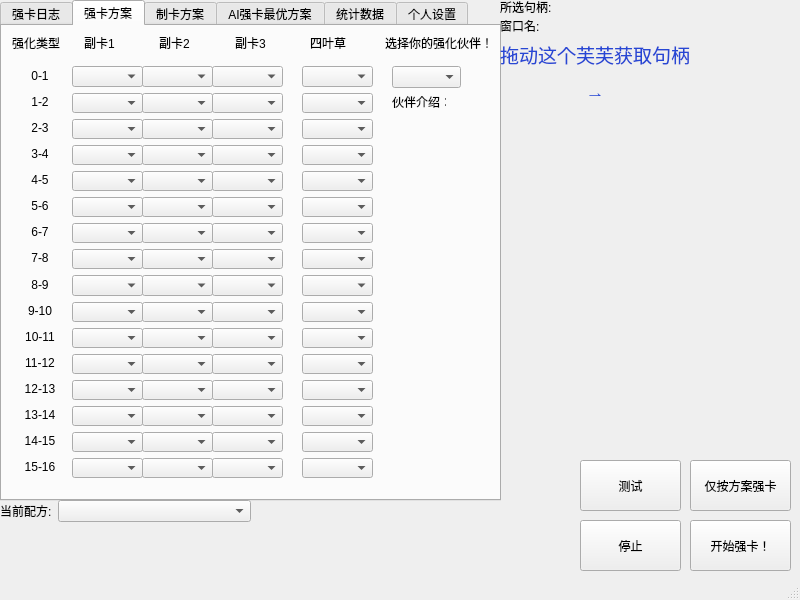
Qt form 天知强卡器.ui (a1929238/tenchi-cards-enhancer) before a commit.
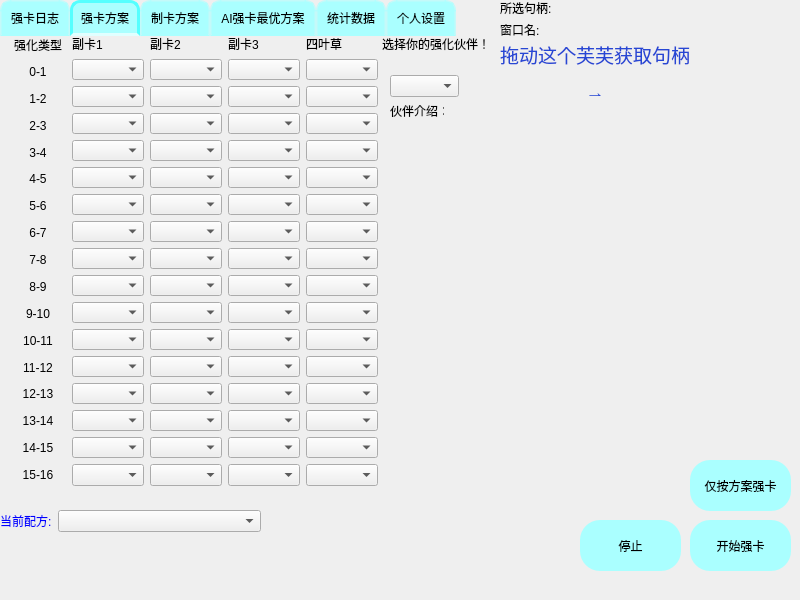
The same form after that commit. The open tabs and pages were chosen to show the change. Custom widgets are drawn as their Qt base class.

What changed in the file:
```diff
--- a/天知强卡器.ui
+++ b/天知强卡器.ui
@@ -10,12 +10,27 @@
     <height>600</height>
    </rect>
   </property>
+  <property name="minimumSize">
+   <size>
+    <width>800</width>
+    <height>600</height>
+   </size>
+  </property>
+  <property name="maximumSize">
+   <size>
+    <width>800</width>
+    <height>600</height>
+   </size>
+  </property>
   <property name="cursor">
    <cursorShape>ArrowCursor</cursorShape>
   </property>
   <property name="windowTitle">
    <string notr="true">天知强卡器</string>
   </property>
+  <property name="styleSheet">
+   <string notr="true"/>
+  </property>
   <property name="tabShape">
    <enum>QTabWidget::Rounded</enum>
   </property>
@@ -29,6 +44,33 @@
       <height>501</height>
      </rect>
     </property>
+    <property name="styleSheet">
+     <string notr="true">QTabBar::tab {
+        background: rgb(170, 255, 255);
+        border: 3px solid rgba(170, 255, 255, 155);
+        border-bottom-color: rgb(170, 255, 255); /* same as the pane color */
+        border-top-left-radius: 10px; /* 设置左上角圆角 */
+        border-top-right-radius: 10px; /* 设置右上角圆角 */
+        min-width: 10ex;
+        padding: 8px;
+    }
+
+    QTabBar::tab:selected, QTabBar::tab:hover {
+        background: qlineargradient(x1: 0, y1: 0, x2: 0, y2: 1,
+                                    stop: 0 rgb(0, 255, 255), stop: 0.4 rgb(85, 255, 255),
+                                    stop: 0.5 rgb(0, 255, 255), stop: 1.0 rgb(0, 255, 255));
+    }
+
+    QTabBar::tab:selected {
+        border-color: rgb(85, 255, 255);
+        border-bottom-color: rgb(225, 255, 255); /* same as pane color */
+    }
+
+    QTabWidget::pane {
+        border: 0px solid rgba(170, 255, 255, 120);
+        top: -1px; /* this shifts the pane up to close the gap with the tab bar */
+    }</string>
+    </property>
     <property name="currentIndex">
      <number>0</number>
     </property>
@@ -61,186 +103,6 @@
      <attribute name="title">
       <string>强卡方案</string>
      </attribute>
-     <widget class="QWidget" name="layoutWidget">
-      <property name="geometry">
-       <rect>
-        <x>140</x>
-        <y>40</y>
-        <width>71</width>
-        <height>412</height>
-       </rect>
-      </property>
-      <layout class="QVBoxLayout" name="verticalLayout_3">
-       <item>
-        <widget class="QComboBox" name="subcard2_0"/>
-       </item>
-       <item>
-        <widget class="QComboBox" name="subcard2_1"/>
-       </item>
-       <item>
-        <widget class="QComboBox" name="subcard2_2"/>
-       </item>
-       <item>
-        <widget class="QComboBox" name="subcard2_3"/>
-       </item>
-       <item>
-        <widget class="QComboBox" name="subcard2_4"/>
-       </item>
-       <item>
-        <widget class="QComboBox" name="subcard2_5"/>
-       </item>
-       <item>
-        <widget class="QComboBox" name="subcard2_6"/>
-       </item>
-       <item>
-        <widget class="QComboBox" name="subcard2_7"/>
-       </item>
-       <item>
-        <widget class="QComboBox" name="subcard2_8"/>
-       </item>
-       <item>
-        <widget class="QComboBox" name="subcard2_9"/>
-       </item>
-       <item>
-        <widget class="QComboBox" name="subcard2_10"/>
-       </item>
-       <item>
-        <widget class="QComboBox" name="subcard2_11"/>
-       </item>
-       <item>
-        <widget class="QComboBox" name="subcard2_12"/>
-       </item>
-       <item>
-        <widget class="QComboBox" name="subcard2_13"/>
-       </item>
-       <item>
-        <widget class="QComboBox" name="subcard2_14"/>
-       </item>
-       <item>
-        <widget class="QComboBox" name="subcard2_15"/>
-       </item>
-      </layout>
-     </widget>
-     <widget class="QWidget" name="layoutWidget_2">
-      <property name="geometry">
-       <rect>
-        <x>210</x>
-        <y>40</y>
-        <width>71</width>
-        <height>412</height>
-       </rect>
-      </property>
-      <layout class="QVBoxLayout" name="verticalLayout_4">
-       <item>
-        <widget class="QComboBox" name="subcard3_0"/>
-       </item>
-       <item>
-        <widget class="QComboBox" name="subcard3_1"/>
-       </item>
-       <item>
-        <widget class="QComboBox" name="subcard3_2"/>
-       </item>
-       <item>
-        <widget class="QComboBox" name="subcard3_3"/>
-       </item>
-       <item>
-        <widget class="QComboBox" name="subcard3_4"/>
-       </item>
-       <item>
-        <widget class="QComboBox" name="subcard3_5"/>
-       </item>
-       <item>
-        <widget class="QComboBox" name="subcard3_6"/>
-       </item>
-       <item>
-        <widget class="QComboBox" name="subcard3_7"/>
-       </item>
-       <item>
-        <widget class="QComboBox" name="subcard3_8"/>
-       </item>
-       <item>
-        <widget class="QComboBox" name="subcard3_9"/>
-       </item>
-       <item>
-        <widget class="QComboBox" name="subcard3_10"/>
-       </item>
-       <item>
-        <widget class="QComboBox" name="subcard3_11"/>
-       </item>
-       <item>
-        <widget class="QComboBox" name="subcard3_12"/>
-       </item>
-       <item>
-        <widget class="QComboBox" name="subcard3_13"/>
-       </item>
-       <item>
-        <widget class="QComboBox" name="subcard3_14"/>
-       </item>
-       <item>
-        <widget class="QComboBox" name="subcard3_15"/>
-       </item>
-      </layout>
-     </widget>
-     <widget class="QWidget" name="layoutWidget_3">
-      <property name="geometry">
-       <rect>
-        <x>300</x>
-        <y>40</y>
-        <width>71</width>
-        <height>412</height>
-       </rect>
-      </property>
-      <layout class="QVBoxLayout" name="verticalLayout_5">
-       <item>
-        <widget class="QComboBox" name="clover0"/>
-       </item>
-       <item>
-        <widget class="QComboBox" name="clover1"/>
-       </item>
-       <item>
-        <widget class="QComboBox" name="clover2"/>
-       </item>
-       <item>
-        <widget class="QComboBox" name="clover3"/>
-       </item>
-       <item>
-        <widget class="QComboBox" name="clover4"/>
-       </item>
-       <item>
-        <widget class="QComboBox" name="clover5"/>
-       </item>
-       <item>
-        <widget class="QComboBox" name="clover6"/>
-       </item>
-       <item>
-        <widget class="QComboBox" name="clover7"/>
-       </item>
-       <item>
-        <widget class="QComboBox" name="clover8"/>
-       </item>
-       <item>
-        <widget class="QComboBox" name="clover9"/>
-       </item>
-       <item>
-        <widget class="QComboBox" name="clover10"/>
-       </item>
-       <item>
-        <widget class="QComboBox" name="clover11"/>
-       </item>
-       <item>
-        <widget class="QComboBox" name="clover12"/>
-       </item>
-       <item>
-        <widget class="QComboBox" name="clover13"/>
-       </item>
-       <item>
-        <widget class="QComboBox" name="clover14"/>
-       </item>
-       <item>
-        <widget class="QComboBox" name="clover15"/>
-       </item>
-      </layout>
-     </widget>
      <widget class="QComboBox" name="comboBox_65">
       <property name="geometry">
        <rect>
@@ -264,16 +126,44 @@
        <string>伙伴介绍：</string>
       </property>
      </widget>
-     <widget class="QWidget" name="layoutWidget">
+     <widget class="QLabel" name="label_10">
+      <property name="geometry">
+       <rect>
+        <x>382</x>
+        <y>1</y>
+        <width>108</width>
+        <height>16</height>
+       </rect>
+      </property>
+      <property name="minimumSize">
+       <size>
+        <width>108</width>
+        <height>0</height>
+       </size>
+      </property>
+      <property name="text">
+       <string>选择你的强化伙伴！</string>
+      </property>
+     </widget>
+     <widget class="QWidget" name="">
       <property name="geometry">
        <rect>
         <x>10</x>
-        <y>40</y>
-        <width>56</width>
-        <height>411</height>
+        <y>0</y>
+        <width>368</width>
+        <height>451</height>
        </rect>
       </property>
+      <layout class="QHBoxLayout" name="horizontalLayout">
+       <item>
       <layout class="QVBoxLayout" name="verticalLayout">
+         <item>
+          <widget class="QLabel" name="label">
+           <property name="text">
+            <string>&lt;html&gt;&lt;head/&gt;&lt;body&gt;&lt;p align=&quot;center&quot;&gt;强化类型&lt;/p&gt;&lt;/body&gt;&lt;/html&gt;</string>
+           </property>
+          </widget>
+         </item>
        <item>
         <widget class="QLabel" name="label_11">
          <property name="minimumSize">
@@ -447,101 +337,22 @@
         </widget>
        </item>
       </layout>
-     </widget>
-     <widget class="QWidget" name="layoutWidget">
-      <property name="geometry">
-       <rect>
-        <x>10</x>
-        <y>0</y>
-        <width>481</width>
-        <height>33</height>
-       </rect>
-      </property>
-      <layout class="QHBoxLayout" name="horizontalLayout">
-       <item>
-        <widget class="QLabel" name="label">
-         <property name="text">
-          <string>强化类型</string>
-         </property>
-        </widget>
        </item>
        <item>
-        <widget class="QLabel" name="label_6">
-         <property name="minimumSize">
-          <size>
-           <width>69</width>
-           <height>31</height>
-          </size>
-         </property>
-         <property name="text">
-          <string>副卡1</string>
-         </property>
-        </widget>
-       </item>
-       <item>
-        <widget class="QLabel" name="label_7">
-         <property name="minimumSize">
-          <size>
-           <width>70</width>
-           <height>0</height>
-          </size>
-         </property>
-         <property name="text">
-          <string>副卡2</string>
-         </property>
-        </widget>
-       </item>
-       <item>
-        <widget class="QLabel" name="label_8">
-         <property name="minimumSize">
-          <size>
-           <width>69</width>
-           <height>0</height>
-          </size>
-         </property>
-         <property name="text">
-          <string>副卡3</string>
-         </property>
-        </widget>
-       </item>
-       <item>
-        <widget class="QLabel" name="label_9">
-         <property name="minimumSize">
-          <size>
-           <width>69</width>
-           <height>0</height>
-          </size>
-         </property>
-         <property name="text">
-          <string>四叶草</string>
-         </property>
-        </widget>
-       </item>
-       <item>
-        <widget class="QLabel" name="label_10">
-         <property name="minimumSize">
-          <size>
-           <width>108</width>
-           <height>0</height>
-          </size>
-         </property>
-         <property name="text">
-          <string>选择你的强化伙伴！</string>
-         </property>
-        </widget>
-       </item>
-      </layout>
-     </widget>
-     <widget class="QWidget" name="layoutWidget">
-      <property name="geometry">
-       <rect>
-        <x>70</x>
-        <y>40</y>
-        <width>71</width>
-        <height>412</height>
-       </rect>
-      </property>
       <layout class="QVBoxLayout" name="verticalLayout_2">
+         <item>
+          <widget class="QLabel" name="label_40">
+           <property name="minimumSize">
+            <size>
+             <width>70</width>
+             <height>0</height>
+            </size>
+           </property>
+           <property name="text">
+            <string>&lt;html&gt;&lt;head/&gt;&lt;body&gt;&lt;p&gt;副卡1&lt;/p&gt;&lt;/body&gt;&lt;/html&gt;</string>
+           </property>
+          </widget>
+         </item>
        <item>
         <widget class="QComboBox" name="subcard1_0"/>
        </item>
@@ -591,6 +402,203 @@
         <widget class="QComboBox" name="subcard1_15"/>
        </item>
       </layout>
+       </item>
+       <item>
+        <layout class="QVBoxLayout" name="verticalLayout_3">
+         <item>
+          <widget class="QLabel" name="label_7">
+           <property name="minimumSize">
+            <size>
+             <width>70</width>
+             <height>0</height>
+            </size>
+           </property>
+           <property name="text">
+            <string>副卡2</string>
+           </property>
+          </widget>
+         </item>
+         <item>
+          <widget class="QComboBox" name="subcard2_0"/>
+         </item>
+         <item>
+          <widget class="QComboBox" name="subcard2_1"/>
+         </item>
+         <item>
+          <widget class="QComboBox" name="subcard2_2"/>
+         </item>
+         <item>
+          <widget class="QComboBox" name="subcard2_3"/>
+         </item>
+         <item>
+          <widget class="QComboBox" name="subcard2_4"/>
+         </item>
+         <item>
+          <widget class="QComboBox" name="subcard2_5"/>
+         </item>
+         <item>
+          <widget class="QComboBox" name="subcard2_6"/>
+         </item>
+         <item>
+          <widget class="QComboBox" name="subcard2_7"/>
+         </item>
+         <item>
+          <widget class="QComboBox" name="subcard2_8"/>
+         </item>
+         <item>
+          <widget class="QComboBox" name="subcard2_9"/>
+         </item>
+         <item>
+          <widget class="QComboBox" name="subcard2_10"/>
+         </item>
+         <item>
+          <widget class="QComboBox" name="subcard2_11"/>
+         </item>
+         <item>
+          <widget class="QComboBox" name="subcard2_12"/>
+         </item>
+         <item>
+          <widget class="QComboBox" name="subcard2_13"/>
+         </item>
+         <item>
+          <widget class="QComboBox" name="subcard2_14"/>
+         </item>
+         <item>
+          <widget class="QComboBox" name="subcard2_15"/>
+         </item>
+        </layout>
+       </item>
+       <item>
+        <layout class="QVBoxLayout" name="verticalLayout_4">
+         <item>
+          <widget class="QLabel" name="label_8">
+           <property name="minimumSize">
+            <size>
+             <width>69</width>
+             <height>0</height>
+            </size>
+           </property>
+           <property name="text">
+            <string>副卡3</string>
+           </property>
+          </widget>
+         </item>
+         <item>
+          <widget class="QComboBox" name="subcard3_0"/>
+         </item>
+         <item>
+          <widget class="QComboBox" name="subcard3_1"/>
+         </item>
+         <item>
+          <widget class="QComboBox" name="subcard3_2"/>
+         </item>
+         <item>
+          <widget class="QComboBox" name="subcard3_3"/>
+         </item>
+         <item>
+          <widget class="QComboBox" name="subcard3_4"/>
+         </item>
+         <item>
+          <widget class="QComboBox" name="subcard3_5"/>
+         </item>
+         <item>
+          <widget class="QComboBox" name="subcard3_6"/>
+         </item>
+         <item>
+          <widget class="QComboBox" name="subcard3_7"/>
+         </item>
+         <item>
+          <widget class="QComboBox" name="subcard3_8"/>
+         </item>
+         <item>
+          <widget class="QComboBox" name="subcard3_9"/>
+         </item>
+         <item>
+          <widget class="QComboBox" name="subcard3_10"/>
+         </item>
+         <item>
+          <widget class="QComboBox" name="subcard3_11"/>
+         </item>
+         <item>
+          <widget class="QComboBox" name="subcard3_12"/>
+         </item>
+         <item>
+          <widget class="QComboBox" name="subcard3_13"/>
+         </item>
+         <item>
+          <widget class="QComboBox" name="subcard3_14"/>
+         </item>
+         <item>
+          <widget class="QComboBox" name="subcard3_15"/>
+         </item>
+        </layout>
+       </item>
+       <item>
+        <layout class="QVBoxLayout" name="verticalLayout_5">
+         <item>
+          <widget class="QLabel" name="label_9">
+           <property name="minimumSize">
+            <size>
+             <width>69</width>
+             <height>0</height>
+            </size>
+           </property>
+           <property name="text">
+            <string>四叶草</string>
+           </property>
+          </widget>
+         </item>
+         <item>
+          <widget class="QComboBox" name="clover0"/>
+         </item>
+         <item>
+          <widget class="QComboBox" name="clover1"/>
+         </item>
+         <item>
+          <widget class="QComboBox" name="clover2"/>
+         </item>
+         <item>
+          <widget class="QComboBox" name="clover3"/>
+         </item>
+         <item>
+          <widget class="QComboBox" name="clover4"/>
+         </item>
+         <item>
+          <widget class="QComboBox" name="clover5"/>
+         </item>
+         <item>
+          <widget class="QComboBox" name="clover6"/>
+         </item>
+         <item>
+          <widget class="QComboBox" name="clover7"/>
+         </item>
+         <item>
+          <widget class="QComboBox" name="clover8"/>
+         </item>
+         <item>
+          <widget class="QComboBox" name="clover9"/>
+         </item>
+         <item>
+          <widget class="QComboBox" name="clover10"/>
+         </item>
+         <item>
+          <widget class="QComboBox" name="clover11"/>
+         </item>
+         <item>
+          <widget class="QComboBox" name="clover12"/>
+         </item>
+         <item>
+          <widget class="QComboBox" name="clover13"/>
+         </item>
+         <item>
+          <widget class="QComboBox" name="clover14"/>
+         </item>
+         <item>
+          <widget class="QComboBox" name="clover15"/>
+         </item>
+        </layout>
+       </item>
+      </layout>
      </widget>
     </widget>
     <widget class="QWidget" name="tab_5">
@@ -632,7 +640,7 @@
         <x>160</x>
         <y>60</y>
         <width>111</width>
-        <height>231</height>
+        <height>239</height>
        </rect>
       </property>
       <layout class="QFormLayout" name="formLayout_3">
@@ -984,8 +992,12 @@
       <height>51</height>
      </rect>
     </property>
+    <property name="styleSheet">
+     <string notr="true">background-color: rgb(170, 255, 255);
+border-radius: 20px;</string>
+    </property>
     <property name="text">
-     <string>开始强卡！</string>
+     <string>开始强卡</string>
     </property>
    </widget>
    <widget class="QPushButton" name="enhanceronlybtn">
@@ -997,9 +1009,16 @@
       <height>51</height>
      </rect>
     </property>
+    <property name="styleSheet">
+     <string notr="true">background-color: rgb(170, 255, 255);
+border-radius: 20px;</string>
+    </property>
     <property name="text">
      <string>仅按方案强卡</string>
     </property>
+    <property name="checkable">
+     <bool>false</bool>
+    </property>
    </widget>
    <widget class="QLabel" name="furina">
     <property name="geometry">
@@ -1020,7 +1039,7 @@
       <x>500</x>
       <y>0</y>
       <width>191</width>
-      <height>32</height>
+      <height>38</height>
      </rect>
     </property>
     <layout class="QVBoxLayout" name="verticalLayout_6">
@@ -1044,9 +1063,9 @@
     <property name="geometry">
      <rect>
       <x>0</x>
-      <y>500</y>
-      <width>251</width>
-      <height>22</height>
+      <y>510</y>
+      <width>261</width>
+      <height>23</height>
      </rect>
     </property>
     <layout class="QFormLayout" name="formLayout">
@@ -1055,6 +1074,9 @@
        <property name="enabled">
         <bool>true</bool>
        </property>
+       <property name="styleSheet">
+        <string notr="true">color: rgb(0, 0, 255);</string>
+       </property>
        <property name="text">
         <string>当前配方:</string>
        </property>
@@ -1074,26 +1096,28 @@
       <height>51</height>
      </rect>
     </property>
+    <property name="styleSheet">
+     <string notr="true">background-color: rgb(170, 255, 255);
+border-radius: 20px;</string>
+    </property>
     <property name="text">
      <string>停止</string>
     </property>
    </widget>
-   <widget class="QPushButton" name="test_btn">
-    <property name="geometry">
-     <rect>
-      <x>580</x>
-      <y>460</y>
-      <width>101</width>
-      <height>51</height>
-     </rect>
-    </property>
-    <property name="text">
-     <string>测试</string>
-    </property>
-   </widget>
-  </widget>
-  <widget class="QStatusBar" name="statusbar"/>
- </widget>
+  </widget>
+  <widget class="QStatusBar" name="statusBar">
+   <property name="sizeGripEnabled">
+    <bool>false</bool>
+   </property>
+  </widget>
+ </widget>
+ <customwidgets>
+  <customwidget>
+   <class>DraggableLabel</class>
+   <extends>QLabel</extends>
+   <header location="global">draggablelabel</header>
+  </customwidget>
+ </customwidgets>
  <resources/>
  <connections/>
 </ui>
```
Left out of the diff: 26 changed lines with no effect on the pictures. Lines whose indentation alone changed are shown as unchanged.
